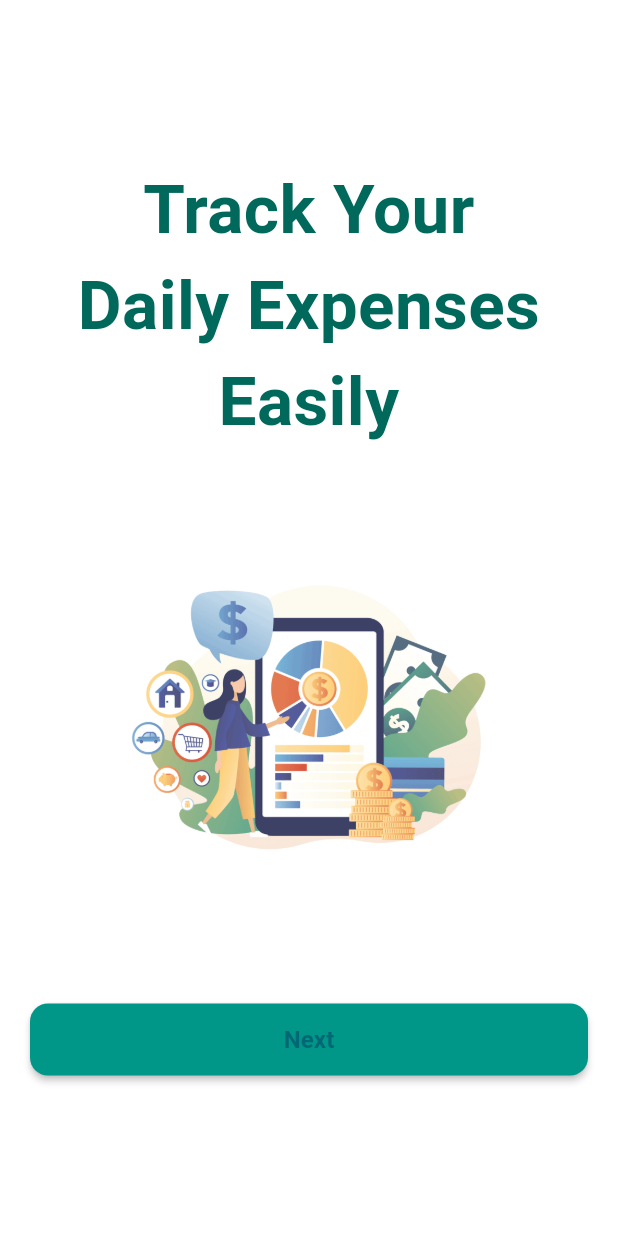
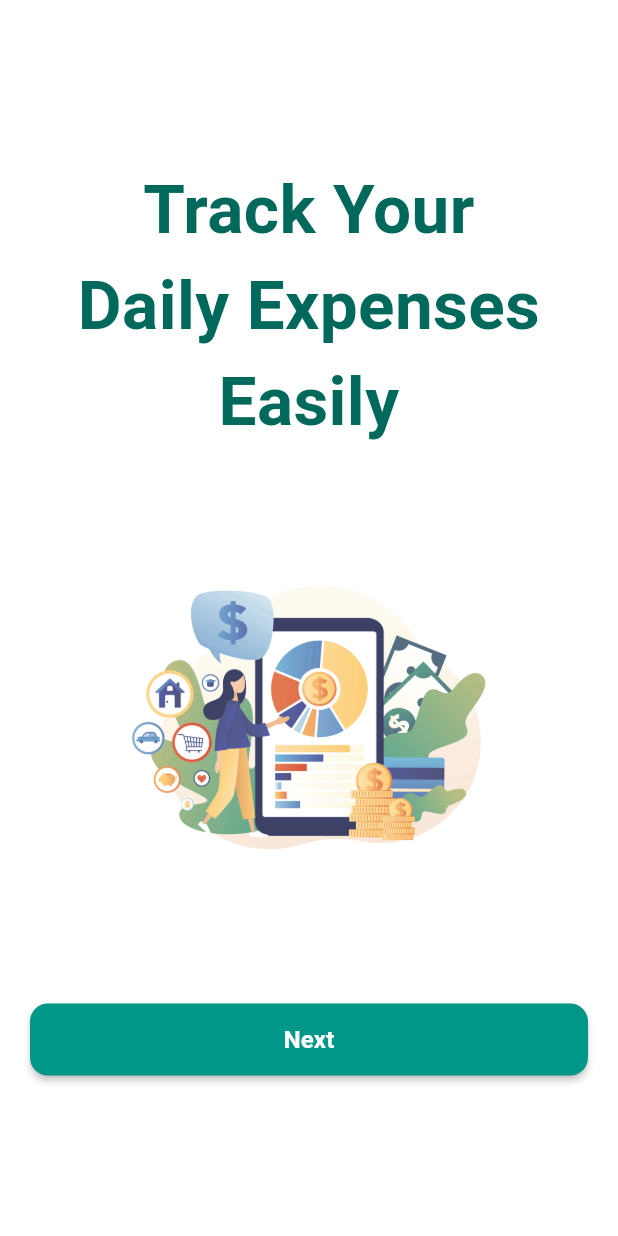
Before and after one commit to devi-git123/smart-student-budget-tracker, a Flutter app: the screen it shows after launch, on a phone screen of 412 x 824 dp. Run offline on Flutter 3.47's test engine with Material 3 defaults, Android fonts, the phone set to English and light mode, and no system bars.

Commit message:
Change 'Next' button text color to white

```diff
--- a/lib/pages/onboarding_screen.dart
+++ b/lib/pages/onboarding_screen.dart
@@ -55,7 +55,7 @@ class OnboardingScreen extends StatelessWidget {
                   ),
                   child: const Text(
                     "Next",
-                    style: TextStyle(fontSize: 16, fontWeight: FontWeight.bold),
+                    style: TextStyle(fontSize: 16, fontWeight: FontWeight.bold, color: Colors.white),
                   ),
                 ),
               ),
```
